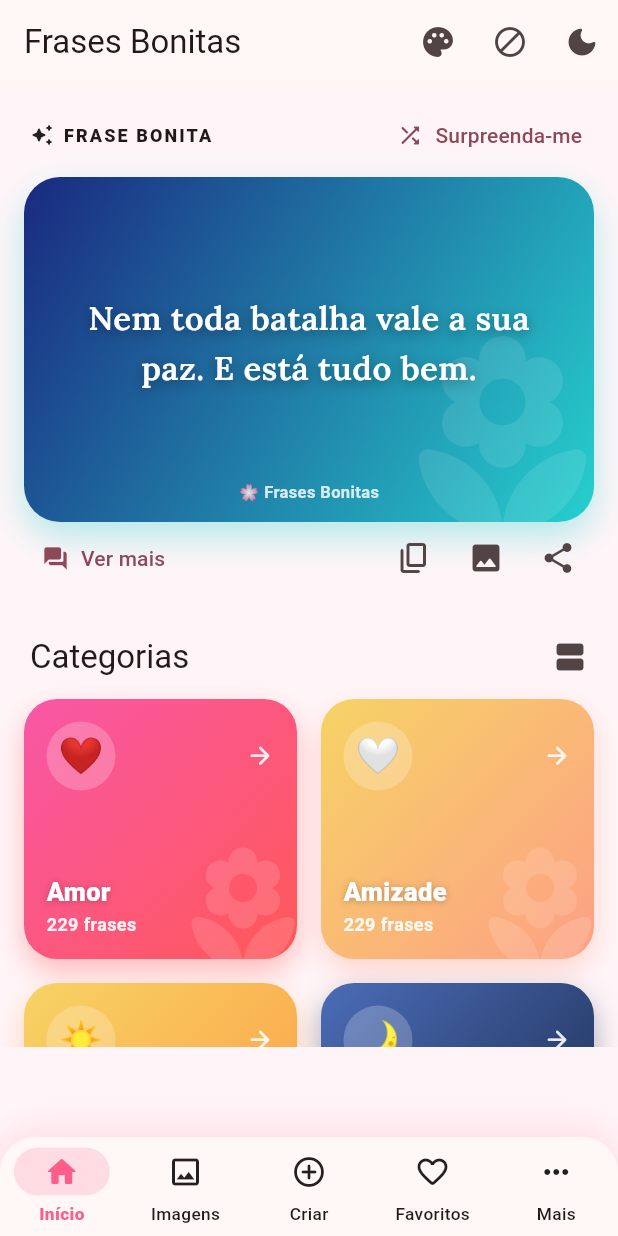
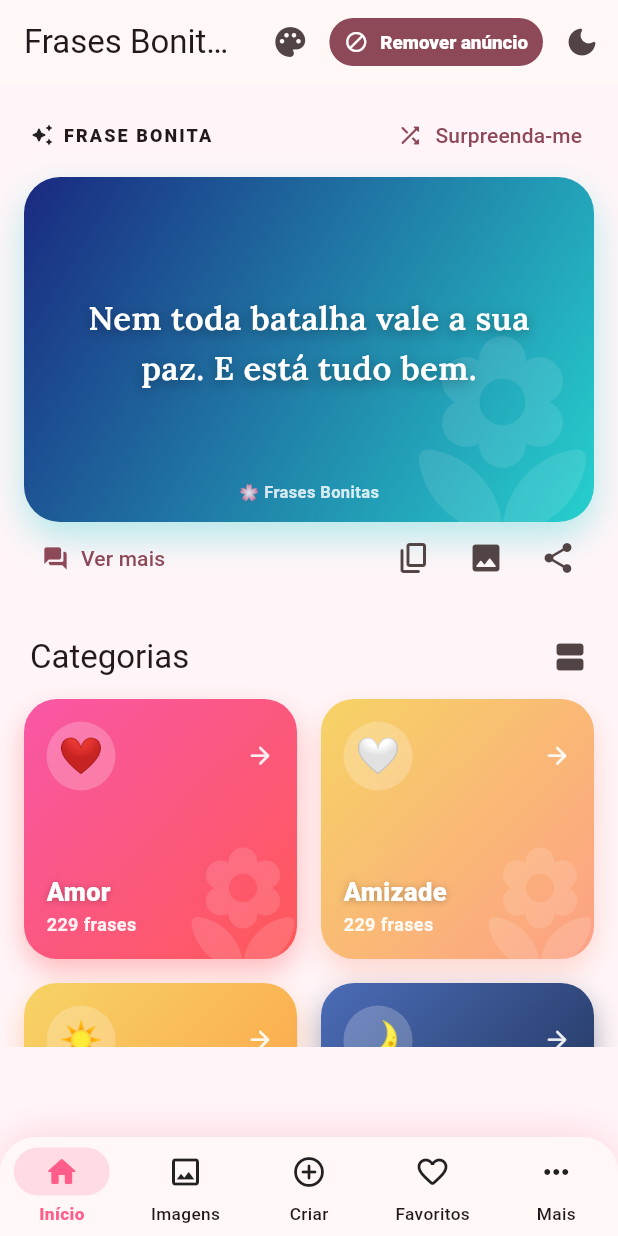
Before and after one commit to bruuhviiper-dev/app25, a Flutter app: the screen it shows after launch, on a phone screen of 412 x 824 dp. Run offline on Flutter 3.47's test engine with Material 3 defaults, Android fonts, the phone set to English and light mode, and no system bars; our stand-ins replace cached_network_image, flutter_local_notifications, flutter_timezone, google_fonts, google_mobile_ads, image_picker and 3 more; missing offline and left inert: gal; network calls fail.

Commit message:
app25: botao Remover anuncio DESTACADO (texto) no topo da home, no lugar do icone 🚫 - acesso claro a compra no_ads

```diff
--- a/lib/screens/home_screen.dart
+++ b/lib/screens/home_screen.dart
@@ -32,11 +32,20 @@ class HomeScreen extends StatelessWidget {
             onPressed: () => _showThemePicker(context),
           ),
           if (!state.adsRemoved)
-            IconButton(
-              tooltip: 'Remover anúncios',
-              icon: const Icon(Icons.block_rounded),
-              onPressed: () => Navigator.of(context).push(
-                MaterialPageRoute(builder: (_) => const StoreScreen()),
+            Padding(
+              padding: const EdgeInsets.symmetric(vertical: 8, horizontal: 2),
+              child: FilledButton.icon(
+                onPressed: () => Navigator.of(context).push(
+                  MaterialPageRoute(builder: (_) => const StoreScreen()),
+                ),
+                icon: const Icon(Icons.block_rounded, size: 16),
+                label: const Text('Remover anúncio'),
+                style: FilledButton.styleFrom(
+                  visualDensity: VisualDensity.compact,
+                  padding: const EdgeInsets.symmetric(horizontal: 10),
+                  textStyle: const TextStyle(
+                      fontSize: 12.5, fontWeight: FontWeight.w800),
+                ),
               ),
             ),
           IconButton(
```
